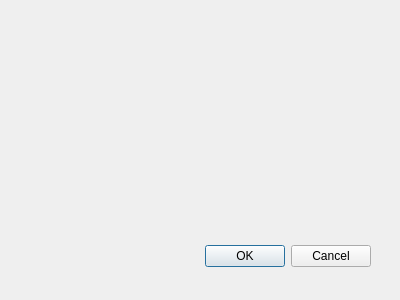
Before: the Qt Designer form Game/dialog.ui in PartaJere/Titta-ja-Jere, drawn with Qt 5.
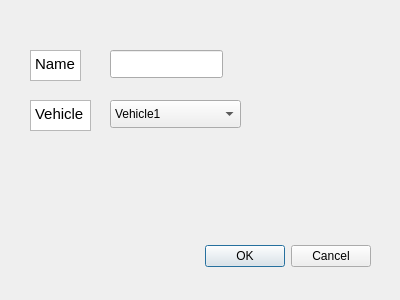
After: the same form once the commit is applied.

Commit message: Add dialog window

The edit to the form file:
```diff
--- a/Game/dialog.ui
+++ b/Game/dialog.ui
@@ -31,6 +31,70 @@
     <set>QDialogButtonBox::Cancel|QDialogButtonBox::Ok</set>
    </property>
   </widget>
+  <widget class="QComboBox" name="comboBox">
+   <property name="geometry">
+    <rect>
+     <x>110</x>
+     <y>100</y>
+     <width>131</width>
+     <height>28</height>
+    </rect>
+   </property>
+   <item>
+    <property name="text">
+     <string>Vehicle1</string>
+    </property>
+   </item>
+   <item>
+    <property name="text">
+     <string>Vehicle2</string>
+    </property>
+   </item>
+  </widget>
+  <widget class="QTextEdit" name="textEdit">
+   <property name="geometry">
+    <rect>
+     <x>30</x>
+     <y>100</y>
+     <width>61</width>
+     <height>31</height>
+    </rect>
+   </property>
+   <property name="html">
+    <string>&lt;!DOCTYPE HTML PUBLIC &quot;-//W3C//DTD HTML 4.0//EN&quot; &quot;http://www.w3.org/TR/REC-html40/strict.dtd&quot;&gt;
+&lt;html&gt;&lt;head&gt;&lt;meta name=&quot;qrichtext&quot; content=&quot;1&quot; /&gt;&lt;style type=&quot;text/css&quot;&gt;
+p, li { white-space: pre-wrap; }
+&lt;/style&gt;&lt;/head&gt;&lt;body style=&quot; font-family:'Cantarell'; font-size:11pt; font-weight:400; font-style:normal;&quot;&gt;
+&lt;p style=&quot; margin-top:0px; margin-bottom:0px; margin-left:0px; margin-right:0px; -qt-block-indent:0; text-indent:0px;&quot;&gt;Vehicle&lt;/p&gt;&lt;/body&gt;&lt;/html&gt;</string>
+   </property>
+  </widget>
+  <widget class="QTextEdit" name="textEdit_2">
+   <property name="geometry">
+    <rect>
+     <x>30</x>
+     <y>50</y>
+     <width>51</width>
+     <height>31</height>
+    </rect>
+   </property>
+   <property name="html">
+    <string>&lt;!DOCTYPE HTML PUBLIC &quot;-//W3C//DTD HTML 4.0//EN&quot; &quot;http://www.w3.org/TR/REC-html40/strict.dtd&quot;&gt;
+&lt;html&gt;&lt;head&gt;&lt;meta name=&quot;qrichtext&quot; content=&quot;1&quot; /&gt;&lt;style type=&quot;text/css&quot;&gt;
+p, li { white-space: pre-wrap; }
+&lt;/style&gt;&lt;/head&gt;&lt;body style=&quot; font-family:'Cantarell'; font-size:11pt; font-weight:400; font-style:normal;&quot;&gt;
+&lt;p style=&quot; margin-top:0px; margin-bottom:0px; margin-left:0px; margin-right:0px; -qt-block-indent:0; text-indent:0px;&quot;&gt;Name&lt;/p&gt;&lt;/body&gt;&lt;/html&gt;</string>
+   </property>
+  </widget>
+  <widget class="QLineEdit" name="lineEdit">
+   <property name="geometry">
+    <rect>
+     <x>110</x>
+     <y>50</y>
+     <width>113</width>
+     <height>28</height>
+    </rect>
+   </property>
+  </widget>
  </widget>
  <pixmapfunction/>
  <resources/>
```
Left out of the diff: 9 changed lines with no effect on the pictures.
